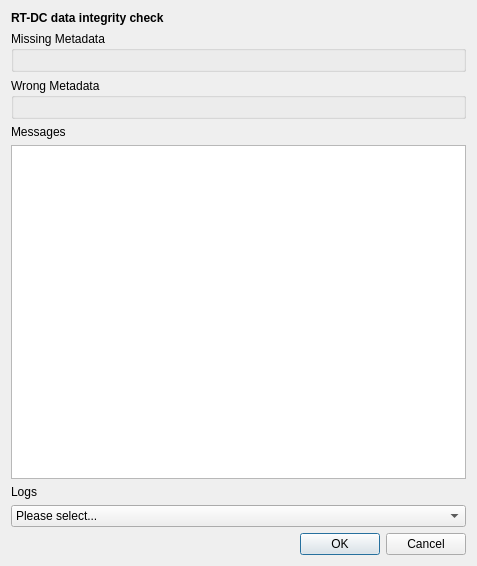
DC-analysis/DCKit, file dckit/dlg_icheck.ui: the form before one commit.
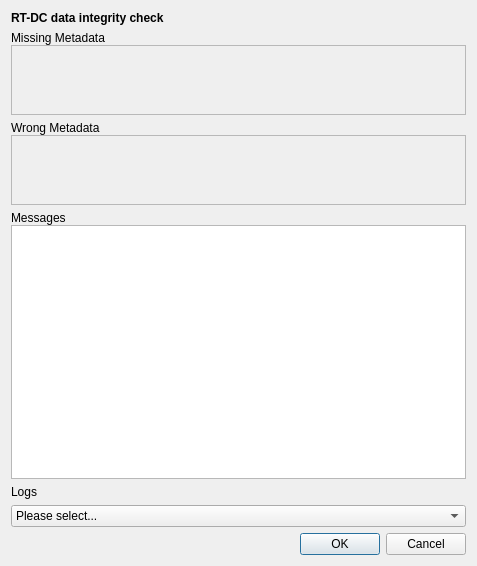
The form after the commit.

Commit message: improve dataset checker, bump dclab to 0.22.7, improve ui spacing

What changed in the file:
```diff
--- a/dckit/dlg_icheck.ui
+++ b/dckit/dlg_icheck.ui
@@ -22,39 +22,178 @@
     </widget>
    </item>
    <item>
-    <widget class="QGroupBox" name="groupBox_missing">
-     <property name="title">
-      <string>Missing Metadata</string>
+    <widget class="QWidget" name="groupBox_missing" native="true">
+     <property name="sizePolicy">
+      <sizepolicy hsizetype="Preferred" vsizetype="Maximum">
+       <horstretch>0</horstretch>
+       <verstretch>2</verstretch>
+      </sizepolicy>
      </property>
-     <layout class="QGridLayout" name="gridLayout_missing"/>
+     <layout class="QVBoxLayout" name="verticalLayout_3">
+      <property name="spacing">
+       <number>0</number>
+      </property>
+      <property name="leftMargin">
+       <number>0</number>
+      </property>
+      <property name="topMargin">
+       <number>0</number>
+      </property>
+      <property name="rightMargin">
+       <number>0</number>
+      </property>
+      <property name="bottomMargin">
+       <number>0</number>
+      </property>
+      <item>
+       <widget class="QLabel" name="label_5">
+        <property name="text">
+         <string>Missing Metadata</string>
+        </property>
+       </widget>
+      </item>
+      <item>
+       <widget class="QScrollArea" name="scrollArea_2">
+        <property name="sizePolicy">
+         <sizepolicy hsizetype="Expanding" vsizetype="Expanding">
+          <horstretch>0</horstretch>
+          <verstretch>0</verstretch>
+         </sizepolicy>
+        </property>
+        <property name="sizeAdjustPolicy">
+         <enum>QAbstractScrollArea::AdjustToContents</enum>
+        </property>
+        <property name="widgetResizable">
+         <bool>true</bool>
+        </property>
+        <widget class="QWidget" name="scrollAreaWidgetContents_3">
+         <property name="geometry">
+          <rect>
+           <x>0</x>
+           <y>0</y>
+           <width>457</width>
+           <height>68</height>
+          </rect>
+         </property>
+         <layout class="QGridLayout" name="gridLayout_missing"/>
+        </widget>
+       </widget>
+      </item>
+     </layout>
     </widget>
    </item>
    <item>
-    <widget class="QGroupBox" name="groupBox_wrong">
+    <widget class="QWidget" name="groupBox_wrong" native="true">
      <property name="sizePolicy">
-      <sizepolicy hsizetype="Preferred" vsizetype="Preferred">
+      <sizepolicy hsizetype="Preferred" vsizetype="Maximum">
        <horstretch>0</horstretch>
-       <verstretch>0</verstretch>
+       <verstretch>2</verstretch>
       </sizepolicy>
      </property>
-     <property name="title">
-      <string>Wrong Metadata</string>
-     </property>
-     <layout class="QGridLayout" name="gridLayout_wrong"/>
+     <layout class="QVBoxLayout" name="verticalLayout_4">
+      <property name="spacing">
+       <number>0</number>
+      </property>
+      <property name="leftMargin">
+       <number>0</number>
+      </property>
+      <property name="topMargin">
+       <number>0</number>
+      </property>
+      <property name="rightMargin">
+       <number>0</number>
+      </property>
+      <property name="bottomMargin">
+       <number>0</number>
+      </property>
+      <item>
+       <widget class="QLabel" name="label_4">
+        <property name="text">
+         <string>Wrong Metadata</string>
+        </property>
+       </widget>
+      </item>
+      <item>
+       <widget class="QScrollArea" name="scrollArea">
+        <property name="sizePolicy">
+         <sizepolicy hsizetype="Expanding" vsizetype="Expanding">
+          <horstretch>0</horstretch>
+          <verstretch>0</verstretch>
+         </sizepolicy>
+        </property>
+        <property name="sizeAdjustPolicy">
+         <enum>QAbstractScrollArea::AdjustToContents</enum>
+        </property>
+        <property name="widgetResizable">
+         <bool>true</bool>
+        </property>
+        <widget class="QWidget" name="scrollAreaWidgetContents_4">
+         <property name="geometry">
+          <rect>
+           <x>0</x>
+           <y>0</y>
+           <width>457</width>
+           <height>68</height>
+          </rect>
+         </property>
+         <layout class="QGridLayout" name="gridLayout_wrong"/>
+        </widget>
+       </widget>
+      </item>
+     </layout>
     </widget>
    </item>
    <item>
-    <widget class="QLabel" name="label_2">
-     <property name="text">
-      <string>Messages</string>
+    <widget class="QWidget" name="groupBox_messages" native="true">
+     <property name="sizePolicy">
+      <sizepolicy hsizetype="Preferred" vsizetype="Expanding">
+       <horstretch>0</horstretch>
+       <verstretch>1</verstretch>
+      </sizepolicy>
      </property>
-    </widget>
-   </item>
-   <item>
-    <widget class="QTextEdit" name="textEdit">
-     <property name="readOnly">
-      <bool>true</bool>
-     </property>
+     <layout class="QVBoxLayout" name="verticalLayout_5">
+      <property name="spacing">
+       <number>0</number>
+      </property>
+      <property name="leftMargin">
+       <number>0</number>
+      </property>
+      <property name="topMargin">
+       <number>0</number>
+      </property>
+      <property name="rightMargin">
+       <number>0</number>
+      </property>
+      <property name="bottomMargin">
+       <number>0</number>
+      </property>
+      <item>
+       <widget class="QLabel" name="label_2">
+        <property name="text">
+         <string>Messages</string>
+        </property>
+       </widget>
+      </item>
+      <item>
+       <widget class="QTextEdit" name="textEdit">
+        <property name="sizePolicy">
+         <sizepolicy hsizetype="Expanding" vsizetype="Expanding">
+          <horstretch>0</horstretch>
+          <verstretch>0</verstretch>
+         </sizepolicy>
+        </property>
+        <property name="sizeAdjustPolicy">
+         <enum>QAbstractScrollArea::AdjustToContents</enum>
+        </property>
+        <property name="lineWrapMode">
+         <enum>QTextEdit::NoWrap</enum>
+        </property>
+        <property name="readOnly">
+         <bool>true</bool>
+        </property>
+       </widget>
+      </item>
+     </layout>
     </widget>
    </item>
    <item>
```
The commit also changes 4 other files.
